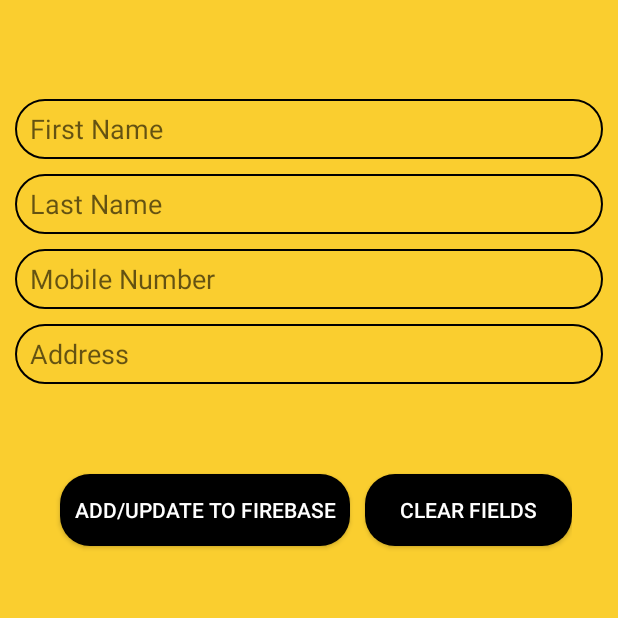
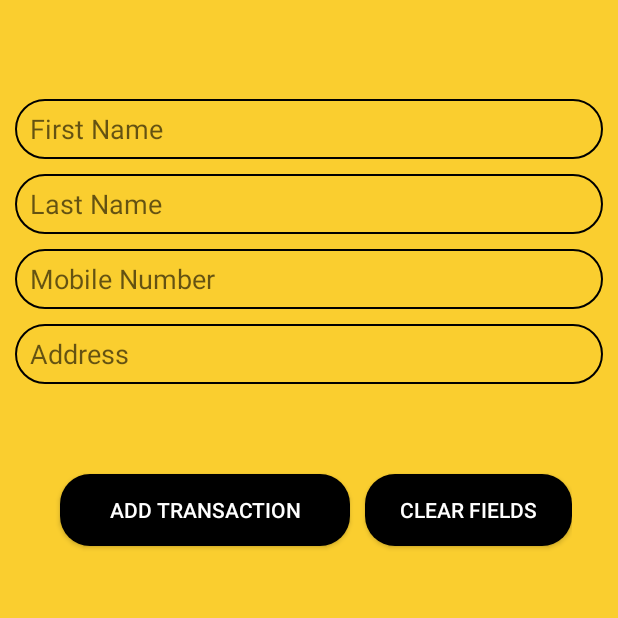
Before and after one commit to EpicPrivacy/LORA_v4, an Android app: the Transactions screen opened directly, with no data from a screen before it, after a tap on "CLEAR FIELDS", on a phone screen of 412 x 824 dp, the top half of it. Run offline under Robolectric (Android 15) with nearby library versions, the phone set to English and light mode, and no system bars; our stand-ins replace Firebase (no records; nobody signed in at launch, a user with empty details on screens opened directly).

Commit message:
diko na alam awit dina nagana

```diff
--- a/app/src/main/java/com/example/lorav4/Forgot_verify.java
+++ b/app/src/main/java/com/example/lorav4/Forgot_verify.java
@@ -140,7 +140,7 @@ public class Forgot_verify extends AppCompatActivity {
             public void onComplete(@NonNull Task<AuthResult> task) {
                 setInProgress(false);
                 if(task.isSuccessful()){
-                    Intent intent = new Intent(Forgot_verify.this,Forgot_password_change.class);
+                    Intent intent = new Intent(Forgot_verify.this,Dashboard.class);
                     intent.putExtra("m_number",m_number);
                     startActivity(intent);
                 }else{
--- a/app/src/main/java/com/example/lorav4/Sign_up.java
+++ b/app/src/main/java/com/example/lorav4/Sign_up.java
@@ -24,6 +24,8 @@ import com.google.firebase.database.ValueEventListener;
 import com.hbb20.CountryCodePicker;
 
 import java.util.UUID;
+
+
 
 public class Sign_up extends AppCompatActivity {
 
--- a/app/src/main/java/com/example/lorav4/Transactions.java
+++ b/app/src/main/java/com/example/lorav4/Transactions.java
@@ -1,6 +1,5 @@
 package com.example.lorav4;
 
-import android.content.Intent;
 import android.os.Bundle;
 import android.util.Log;
 import android.view.View;
@@ -48,7 +47,23 @@ public class Transactions extends AppCompatActivity implements OrderAdapter.OnIt
 
         // Initialize Firebase Authentication
         mAuth = FirebaseAuth.getInstance();
+        // Inside your Transaction activity or fragment
         currentUser = mAuth.getCurrentUser();
+
+// Check if the user is already signed in
+        if (currentUser == null) {
+            // If not signed in, prompt the user to sign in or redirect to the sign-in activity
+            // You can show a dialog or redirect to another activity for sign-in
+            // For simplicity, let's show a Toast message
+            Toast.makeText(this, "Please sign in before proceeding.", Toast.LENGTH_SHORT).show();
+            // Optionally, redirect to the sign-in activity here
+            // Example: startActivity(new Intent(this, SignInActivity.class));
+            finish(); // Finish the current activity to prevent further execution
+        } else {
+            // The user is signed in, proceed with initializing UI components and loading data
+            initializeUI();
+            loadDataFromFirebase();
+        }
 
         // Initialize UI components
         editTextFirstName = findViewById(R.id.editTextFirstName);
@@ -75,6 +90,43 @@ public class Transactions extends AppCompatActivity implements OrderAdapter.OnIt
                 addOrUpdateToFirebase();
             }
         });
+        Button btnClearFields = findViewById(R.id.btnClearFields);
+
+        btnClearFields.setOnClickListener(new View.OnClickListener() {
+            @Override
+            public void onClick(View v) {
+                // Clear input fields
+                editTextFirstName.setText("");
+                editTextLastName.setText("");
+                editTextMobileNumber.setText("");
+                editTextAddress.setText("");
+            }
+        });
+    }
+    private void initializeUI() {
+        // Initialize UI components
+        editTextFirstName = findViewById(R.id.editTextFirstName);
+        editTextLastName = findViewById(R.id.editTextLastName);
+        editTextMobileNumber = findViewById(R.id.editTextMobileNumber);
+        editTextAddress = findViewById(R.id.editTextAddress);
+        btnAddUpdateToFirebase = findViewById(R.id.btnAddUpdateToFirebase);
+
+        // Initialize RecyclerView
+        recyclerView = findViewById(R.id.recyclerView);
+        recyclerView.setLayoutManager(new LinearLayoutManager(this));
+
+        orderList = new ArrayList<>();
+        orderAdapter = new OrderAdapter(orderList, this);
+        recyclerView.setAdapter(orderAdapter);
+
+        // Set onClickListener for the add/update button
+        btnAddUpdateToFirebase.setOnClickListener(new View.OnClickListener() {
+            @Override
+            public void onClick(View view) {
+                addOrUpdateToFirebase();
+            }
+        });
+
         Button btnClearFields = findViewById(R.id.btnClearFields);
 
         btnClearFields.setOnClickListener(new View.OnClickListener() {
@@ -170,7 +222,6 @@ public class Transactions extends AppCompatActivity implements OrderAdapter.OnIt
         if (currentUser != null) {
             databaseReference.orderByChild("userId").equalTo(currentUser.getUid())
                     .addValueEventListener(new ValueEventListener() {
-
                         @Override
                         public void onDataChange(@NonNull DataSnapshot snapshot) {
                             orderList.clear();
@@ -192,8 +243,12 @@ public class Transactions extends AppCompatActivity implements OrderAdapter.OnIt
             // Handle the case where currentUser is null (user not signed in)
             // For example, you can show a message to the user or navigate to the sign-in activity
             Log.e("Firebase", "User not signed in. Unable to load data from Firebase.");
+
+            // You may want to redirect the user to the login activity or show a message
         }
     }
+
+
 
 
     private void addOrUpdateToFirebase() {
@@ -202,6 +257,16 @@ public class Transactions extends AppCompatActivity implements OrderAdapter.OnIt
         String lastName = editTextLastName.getText().toString().trim();
         String mobileNumber = editTextMobileNumber.getText().toString().trim();
         String address = editTextAddress.getText().toString().trim();
+
+        // Inside your addOrUpdateToFirebase method or any method that triggers adding an order
+        if (currentUser != null) {
+            // User is signed in, proceed with adding/updating the order
+            addOrUpdateToFirebase();
+        } else {
+            // User is not signed in, show a message or redirect to sign-in activity
+            Toast.makeText(this, "Please sign in before adding an order", Toast.LENGTH_SHORT).show();
+            // You may want to redirect the user to the sign-in activity here
+        }
 
         // Validate input
         if (isValidInput(firstName, lastName, mobileNumber, address)) {
@@ -236,12 +301,11 @@ public class Transactions extends AppCompatActivity implements OrderAdapter.OnIt
     }
 
     private void addOrderToFirebase(String firstName, String lastName, String mobileNumber, String address) {
-        // Count the number of existing orders
-        int orderNumber = orderList.size() + 1;
-
+        // Check if currentUser is not null before accessing its properties
+        if (currentUser != null) {
             // Push the new order to the "orders" node with the generated order number
             String orderId = databaseReference.push().getKey();
-        Order order = new Order(orderId, currentUser.getUid(), String.valueOf(orderNumber), firstName, lastName, mobileNumber, address);
+            Order order = new Order(orderId, currentUser.getUid(), firstName, lastName, mobileNumber, address);
             databaseReference.child(orderId).setValue(order)
                     .addOnSuccessListener(aVoid -> {
                         // Data added successfully
@@ -253,7 +317,13 @@ public class Transactions extends AppCompatActivity implements OrderAdapter.OnIt
                         // e.g., log the error or display an error message to the user
                         Toast.makeText(this, "Error adding order to Firebase", Toast.LENGTH_SHORT).show();
                     });
+        } else {
+            // Handle the case where currentUser is null (user not signed in)
+            // For example, you can show a message to the user or navigate to the sign-in activity
+            Log.e("Firebase", "User not signed in. Unable to add order to Firebase.");
         }
+    }
+
 
 
     private void updateOrderInFirebase(String firstName, String lastName, String mobileNumber, String address) {
@@ -285,25 +355,8 @@ public class Transactions extends AppCompatActivity implements OrderAdapter.OnIt
         // Handle item click, e.g., show a dialog for update/delete options
         showOptionsDialog(order);
     }
-    @Override
-    protected void onStart() {
-        super.onStart();
-        Log.d("Firebase", "onStart called");
 
-        // Check if user is signed in (non-null) and update UI accordingly.
-        currentUser = mAuth.getCurrentUser();
-        if (currentUser != null) {
-            // The user is signed in, perform any necessary operations
-            // (e.g., update UI, load data, etc.)
-            Log.d("Firebase", "User is signed in. UID: " + currentUser.getUid());
-            loadDataFromFirebase();
-        } else {
-            // If the user is not signed in, redirect to the login screen
-            Log.e("Firebase", "User is not signed in. Redirecting to login screen.");
-            startActivity(new Intent(Transactions.this, Login.class));
-            finish(); // Finish the current activity to prevent going back with the back button
-        }
-    }
+
     @Override
     protected void onStop() {
         super.onStop();
--- a/app/src/main/res/layout/activity_transactions.xml
+++ b/app/src/main/res/layout/activity_transactions.xml
@@ -82,7 +82,7 @@
             android:layout_height="wrap_content"
             android:layout_margin="10dp"
             android:background="@drawable/button_background"
-            android:text="Add/Update to Firebase"
+            android:text="Add Transaction"
             android:textColor="#ffff" />
 
         <Button
```
Also changed, not shown: app/build.gradle (+1 -6 lines), app/src/main/java/com/example/lorav4/Dashboard.java (+21 -10 lines), app/src/main/java/com/example/lorav4/Login.java (+93 -41 lines), app/src/main/java/com/example/lorav4/Login_verify.java (+40 -50 lines), app/src/main/java/com/example/lorav4/Order.java (+37 -44 lines). Lines whose indentation alone changed are shown as unchanged.
